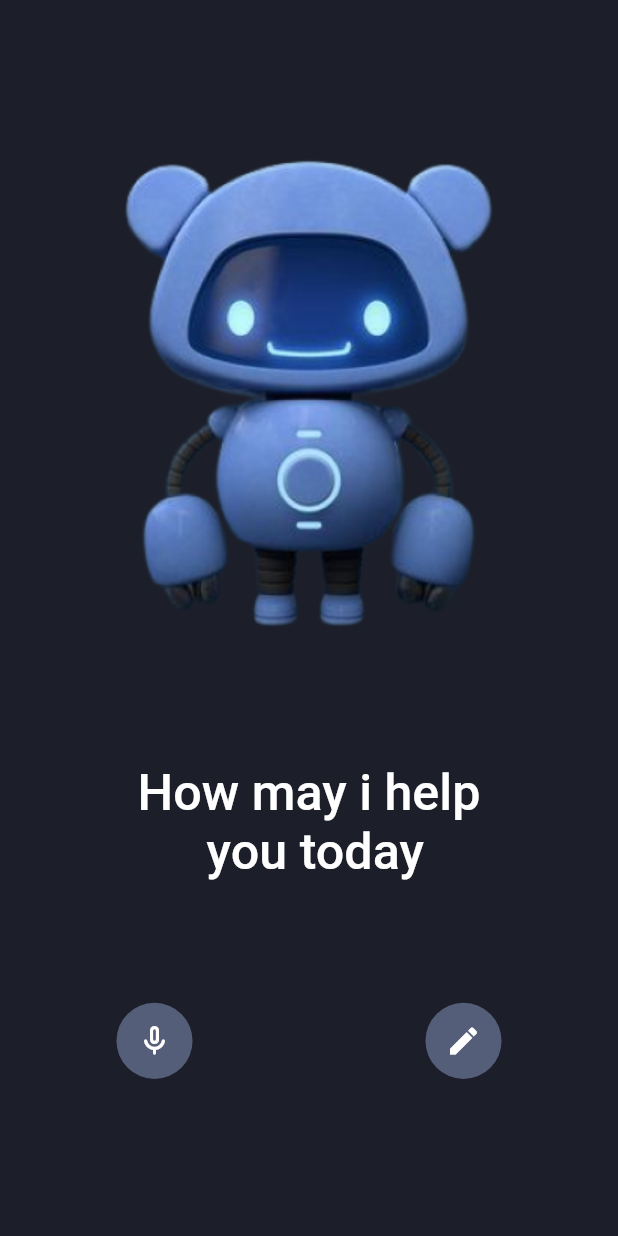
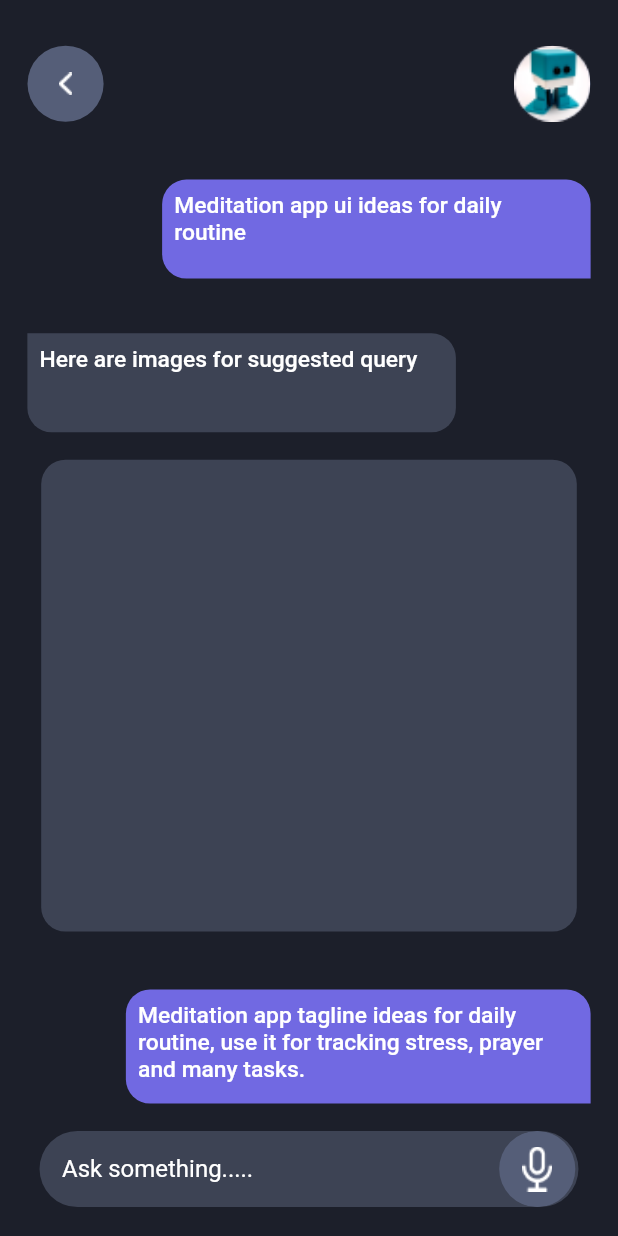
Before and after one commit to ys1113457623/Fuzion, a Flutter app: the screen it shows after launch, on a phone screen of 412 x 824 dp. Run offline on Flutter 3.47's test engine with Material 2 defaults, Android fonts, the light colour scheme and no system bars; our stand-ins replace flutter_screenutil, get.

Commit message:
hogya lagbhag hue hue

```diff
--- /dev/null
+++ b/lib/controllers/speech_controller.dart
@@ -0,0 +1 @@
+class SpeechController {}
--- /dev/null
+++ b/lib/controllers/text_controller.dart
@@ -0,0 +1 @@
+class TextController {}
--- a/lib/main.dart
+++ b/lib/main.dart
@@ -1,6 +1,7 @@
 import 'package:flutter/material.dart';
 import 'package:flutter_screenutil/flutter_screenutil.dart';
 import 'package:fuzion/splash_screen.dart';
+import 'package:fuzion/text_screen.dart';
 import 'package:get/get_navigation/src/root/get_material_app.dart';
 
 void main() {
@@ -20,7 +21,7 @@ class MyApp extends StatelessWidget {
       builder: (context, a) {
         return const GetMaterialApp(
           debugShowCheckedModeBanner: false,
-          home: SplashScreen(),
+          home: TextScreen(),
         );
       },
     );
--- /dev/null
+++ b/lib/models/speech_model.dart
@@ -0,0 +1 @@
+class SpeechModel {}
--- /dev/null
+++ b/lib/models/text_model.dart
@@ -0,0 +1 @@
+class TextModel {}
--- a/lib/splash_screen.dart
+++ b/lib/splash_screen.dart
@@ -33,20 +33,14 @@ class SplashScreen extends StatelessWidget {
               mainAxisAlignment: MainAxisAlignment.spaceAround,
               children: [
                 Container(
-                  child: Icon(
-                    Icons.mic_none_rounded,
-                    color: Colors.white,
-                  ),
+                  child: Image.asset("assets/micro.png"),
                   decoration: BoxDecoration(
                       color: Color(0xFF555E78), shape: BoxShape.circle),
                   width: 50.w,
                   height: 50.h,
                 ),
                 Container(
-                  child: Icon(
-                    Icons.edit,
-                    color: Colors.white,
-                  ),
+                  child: Image.asset("assets/Vector.png"),
                   decoration: BoxDecoration(
                       color: Color(0xFF555E78), shape: BoxShape.circle),
                   width: 50.w,
--- /dev/null
+++ b/lib/text_screen.dart
@@ -0,0 +1,242 @@
+import 'package:flutter/material.dart';
+import 'package:flutter_screenutil/flutter_screenutil.dart';
+import 'package:fuzion/widgets/keyboard.dart';
+
+class TextScreen extends StatelessWidget {
+  const TextScreen({Key? key}) : super(key: key);
+
+  @override
+  Widget build(BuildContext context) {
+    return Scaffold(
+      backgroundColor: Color(0xff1C1F2A),
+      body: SingleChildScrollView(
+        child: Column(
+          children: [
+            SizedBox(
+              height: 30.h,
+            ),
+            Padding(
+              padding: EdgeInsets.symmetric(horizontal: 16.sp),
+              child: Row(
+                mainAxisAlignment: MainAxisAlignment.spaceBetween,
+                children: [
+                  Container(
+                    child: Image.asset("assets/arrow.png"),
+                    decoration: BoxDecoration(
+                        color: Color(0xFF555E78), shape: BoxShape.circle),
+                    width: 50.w,
+                    height: 50.h,
+                  ),
+                  Container(
+                    child: Image.asset(
+                      "assets/profile.png",
+                      fit: BoxFit.contain,
+                    ),
+                    decoration: BoxDecoration(
+                        color: Color(0xFF555E78), shape: BoxShape.circle),
+                    width: 50.w,
+                    height: 50.h,
+                  )
+                ],
+              ),
+            ),
+            SizedBox(
+              height: 20.h,
+            ),
+            Padding(
+              padding: EdgeInsets.all(18.sp),
+              child: Align(
+                alignment: Alignment.topRight,
+                child: Container(
+                  child: Padding(
+                    padding: EdgeInsets.all(8.sp),
+                    child: Text(
+                      "Meditation app ui ideas for daily routine",
+                      textAlign: TextAlign.left,
+                      style: TextStyle(
+                          color: Colors.white,
+                          fontSize: 15.sp,
+                          fontWeight: FontWeight.w500),
+                    ),
+                  ),
+                  width: 260.w,
+                  height: 65.h,
+                  decoration: BoxDecoration(
+                      color: Color(0xFF7169E2),
+                      borderRadius: BorderRadius.only(
+                          topLeft: Radius.circular(16.sp),
+                          bottomLeft: Radius.circular(16.sp),
+                          topRight: Radius.circular(16.sp))),
+                ),
+              ),
+            ),
+            Padding(
+              padding: EdgeInsets.all(18.sp),
+              child: Align(
+                alignment: Alignment.topLeft,
+                child: Container(
+                  child: Padding(
+                    padding: EdgeInsets.all(8.sp),
+                    child: Text(
+                      "Here are images for suggested query",
+                      textAlign: TextAlign.left,
+                      style: TextStyle(
+                          color: Colors.white,
+                          fontSize: 15.sp,
+                          fontWeight: FontWeight.w500),
+                    ),
+                  ),
+                  width: 260.w,
+                  height: 65.h,
+                  decoration: BoxDecoration(
+                      color: Color(0xFF3D4354),
+                      borderRadius: BorderRadius.only(
+                          bottomLeft: Radius.circular(16.sp),
+                          bottomRight: Radius.circular(16.sp),
+                          topRight: Radius.circular(16.sp))),
+                ),
+              ),
+            ),
+            Container(
+              width: 325.w,
+              height: 310.h,
+              decoration: BoxDecoration(
+                  color: Color(0xFF3D4354),
+                  borderRadius: BorderRadius.all(Radius.circular(16.sp))),
+            ),
+            SizedBox(
+              height: 20.h,
+            ),
+            Padding(
+              padding: EdgeInsets.all(18.sp),
+              child: Align(
+                alignment: Alignment.topRight,
+                child: Container(
+                  child: Padding(
+                    padding: EdgeInsets.all(8.sp),
+                    child: Text(
+                      "Meditation app tagline ideas for daily routine, use it for tracking stress, prayer and many tasks.",
+                      textAlign: TextAlign.left,
+                      style: TextStyle(
+                          color: Colors.white,
+                          fontSize: 15.sp,
+                          fontWeight: FontWeight.w500),
+                    ),
+                  ),
+                  width: 282.w,
+                  height: 75.h,
+                  decoration: BoxDecoration(
+                      color: Color(0xFF7169E2),
+                      borderRadius: BorderRadius.only(
+                          topLeft: Radius.circular(16.sp),
+                          bottomLeft: Radius.circular(16.sp),
+                          topRight: Radius.circular(16.sp))),
+                ),
+              ),
+            ),
+            KeyBoard()
+          ],
+        ),
+      ),
+    );
+  }
+}
+//
+// class _MessageTile extends StatelessWidget {
+//   const _MessageTile(
+//       {Key? key, required this.message, required this.messageData})
+//       : super(key: key);
+//
+//   final String message;
+//   final String messageData;
+//   static const _br = 26.0;
+//   @override
+//   Widget build(BuildContext context) {
+//     return Padding(
+//       padding: EdgeInsets.symmetric(vertical: 4),
+//       child: Align(
+//         alignment: Alignment.centerLeft,
+//         child: Column(
+//           mainAxisSize: MainAxisSize.min,
+//           crossAxisAlignment: CrossAxisAlignment.start,
+//           children: [
+//             Container(
+//               decoration: BoxDecoration(
+//                   color: Theme.of(context).cardColor,
+//                   borderRadius: BorderRadius.only(
+//                     topLeft: Radius.circular(_br),
+//                     topRight: Radius.circular(_br),
+//                     bottomRight: Radius.circular(_br),
+//                   )),
+//               child: Padding(
+//                 padding: EdgeInsets.symmetric(horizontal: 12, vertical: 20),
+//                 child: Text(message),
+//               ),
+//             ),
+//             Padding(
+//               padding: EdgeInsets.only(top: 8.0),
+//               child: Text(
+//                 messageData,
+//                 style: TextStyle(
+//                   color: Colors.red,
+//                   fontSize: 10,
+//                   fontWeight: FontWeight.bold,
+//                 ),
+//               ),
+//             ),
+//           ],
+//         ),
+//       ),
+//     );
+//   }
+// }
+//
+// class _MessageOwnTile extends StatelessWidget {
+//   const _MessageOwnTile(
+//       {Key? key, required this.message, required this.messageData})
+//       : super(key: key);
+//
+//   final String message;
+//   final String messageData;
+//   static const _br = 26.0;
+//   @override
+//   Widget build(BuildContext context) {
+//     return Padding(
+//       padding: EdgeInsets.symmetric(vertical: 4),
+//       child: Align(
+//         alignment: Alignment.centerRight,
+//         child: Column(
+//           mainAxisSize: MainAxisSize.min,
+//           crossAxisAlignment: CrossAxisAlignment.end,
+//           children: [
+//             Container(
+//               height: 50.h,
+//               width: 249.w,
+//               decoration: const BoxDecoration(
+//                   color: Color(0xFF7169E2),
+//                   borderRadius: BorderRadius.only(
+//                     topLeft: Radius.circular(_br),
+//                     bottomRight: Radius.circular(_br),
+//                   )),
+//               child: Padding(
+//                 padding: EdgeInsets.symmetric(horizontal: 12, vertical: 20),
+//                 child: Text(message),
+//               ),
+//             ),
+//             Padding(
+//               padding: EdgeInsets.only(top: 8.0),
+//               child: Text(
+//                 messageData,
+//                 style: const TextStyle(
+//                   color: Colors.red,
+//                   fontSize: 10,
+//                   fontWeight: FontWeight.bold,
+//                 ),
+//               ),
+//             ),
+//           ],
+//         ),
+//       ),
+//     );
+//   }
+// }
--- /dev/null
+++ b/lib/widgets/keyboard.dart
@@ -0,0 +1,48 @@
+import 'package:flutter/cupertino.dart';
+import 'package:flutter/material.dart';
+import 'package:flutter_screenutil/flutter_screenutil.dart';
+
+class KeyBoard extends StatelessWidget {
+  const KeyBoard({Key? key}) : super(key: key);
+
+  @override
+  Widget build(BuildContext context) {
+    return Container(
+      decoration: BoxDecoration(
+        borderRadius: BorderRadius.all(
+          Radius.circular(30.sp),
+        ),
+        color: Color(0xFF3D4354),
+      ),
+      height: 50.h,
+      width: 327.w,
+      child: Row(
+        children: <Widget>[
+          SizedBox(
+            width: 15,
+          ),
+          Expanded(
+            child: TextField(
+              decoration: InputDecoration(
+                  hintText: "Ask something.....",
+                  hintStyle: TextStyle(color: Colors.white),
+                  border: InputBorder.none),
+            ),
+          ),
+          SizedBox(
+            width: 15,
+          ),
+          ClipOval(
+            child: Container(
+              child: Image.asset("assets/micro.png"),
+              decoration: BoxDecoration(
+                  color: Color(0xFF555E78), shape: BoxShape.circle),
+              width: 50.w,
+              height: 50.h,
+            ),
+          )
+        ],
+      ),
+    );
+  }
+}
```
Also changed, not shown: assets/Vector.png (added), assets/arrow.png (added), assets/micro.png (added), assets/profile.png (added).
